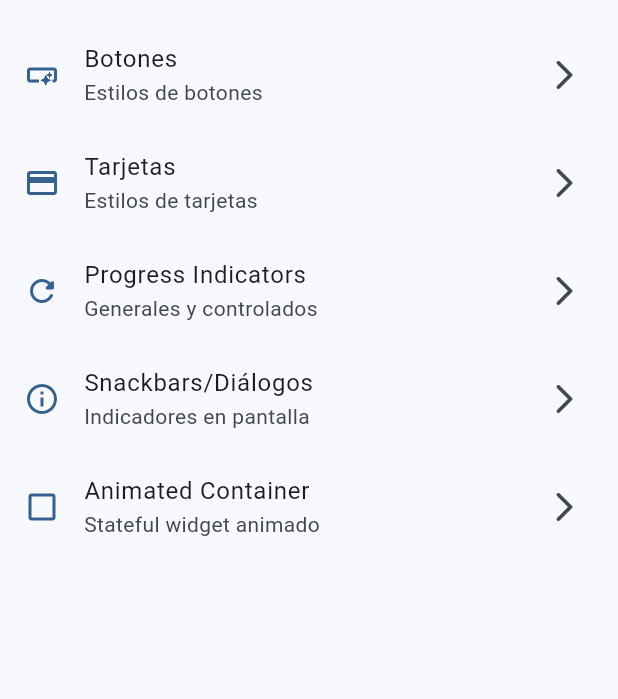
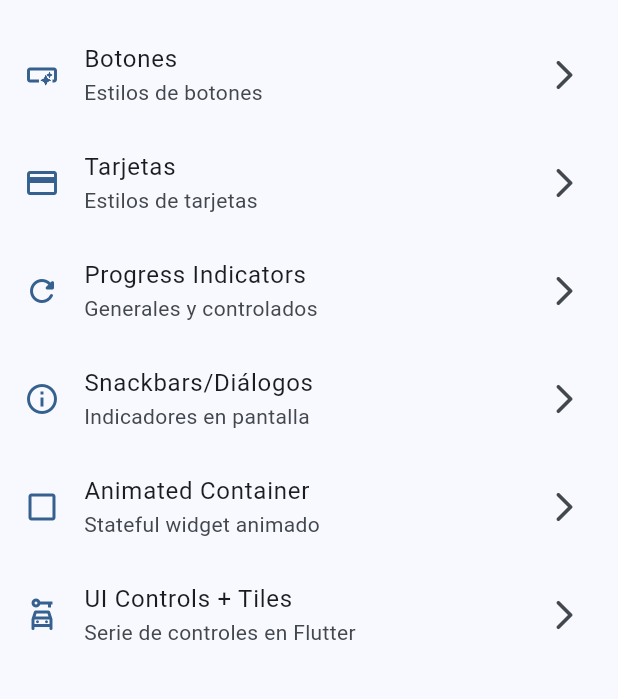
Before and after one commit to XamalionDev71/e301_moviles, a Flutter app: the screen it shows after launch, on a phone screen of 412 x 824 dp, the part 63-762 px from its top. Run offline on Flutter 3.47's test engine with Material 3 defaults, Android fonts, the phone set to English and light mode, and no system bars; our stand-ins replace go_router.

Commit message:
commit 1 11Abr2025

```diff
--- a/lib/config/menu/menu_item.dart
+++ b/lib/config/menu/menu_item.dart
@@ -45,4 +45,10 @@ final appMenuItems = <MenuItem>[
     link: '/animated',
     icon: Icons.check_box_outline_blank_outlined,
   ),
+  MenuItem(
+    title: 'UI Controls + Tiles',
+    subtitle: 'Serie de controles en Flutter',
+    link: '/ui-controls',
+    icon: Icons.car_rental_outlined,
+  ),
 ];
--- a/lib/config/router/app_router.dart
+++ b/lib/config/router/app_router.dart
@@ -33,5 +33,10 @@ final appRouter = GoRouter(
       name: AnimatedScreen.name,
       builder: (context, state) => AnimatedScreen(),
     ),
+    GoRoute(
+      path: '/ui-controls',
+      name: ControlsUiScreen.name,
+      builder: (context, state) => ControlsUiScreen(),
+    ),
   ]
 );
--- a/lib/presentation/screens/animated/animated_screen.dart
+++ b/lib/presentation/screens/animated/animated_screen.dart
@@ -1,5 +1,3 @@
-import 'dart:ffi';
-
 import 'package:flutter/material.dart';
 import 'dart:math' show Random;
 
--- a/lib/presentation/screens/controls_ui/controls_ui_screen.dart
+++ b/lib/presentation/screens/controls_ui/controls_ui_screen.dart
@@ -1,6 +1,8 @@
 import 'package:flutter/material.dart';
 
 class ControlsUiScreen extends StatelessWidget {
+  static const String name = 'ui_controls_screen';
+
   const ControlsUiScreen({super.key});
 
   @override
```
